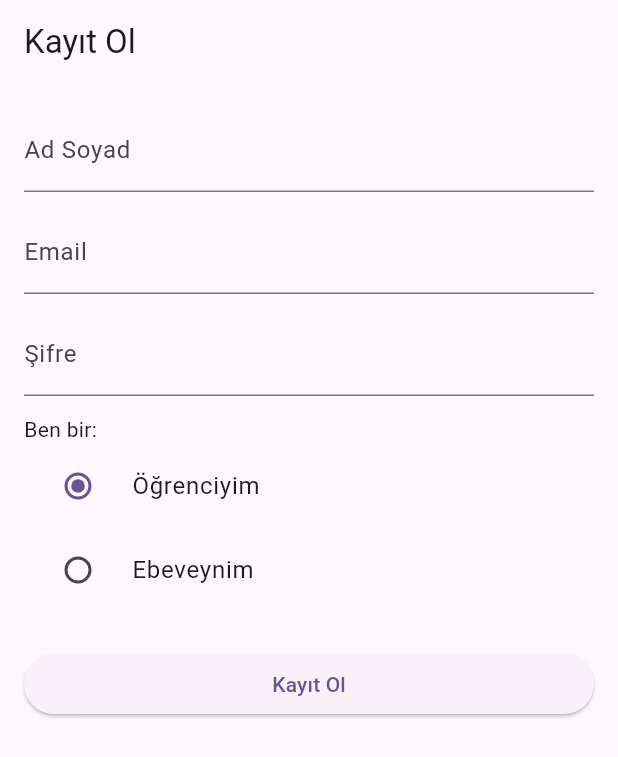
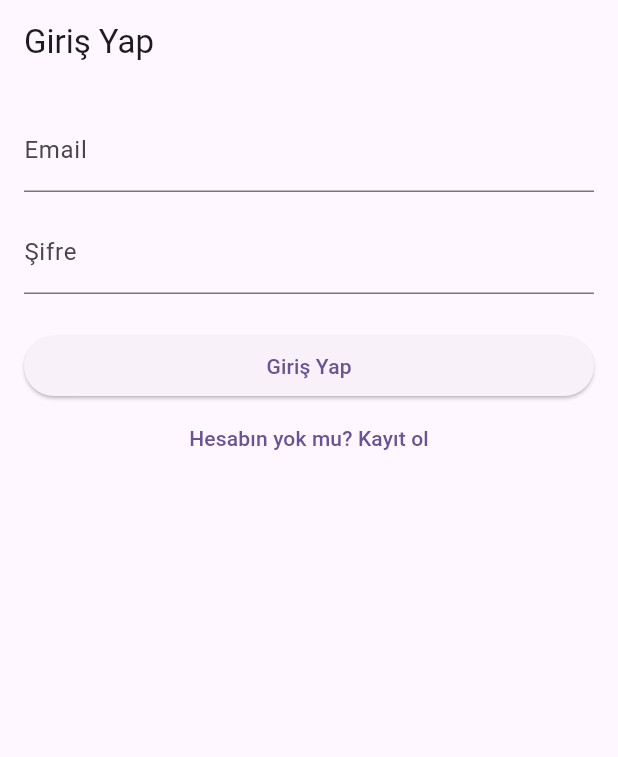
Before and after one commit to alisert272/study_tracker, a Flutter app: the screen it shows after launch, on a phone screen of 412 x 824 dp. Shown: the top 757 px of the screen. Run offline on Flutter 3.47's test engine with Material 3 defaults, Android fonts, the phone set to English and light mode, and no system bars; our stand-ins replace supabase_flutter; accounts and stored records are empty.

Commit message:
feat: add login screen and home screen with role display

```diff
--- a/lib/main.dart
+++ b/lib/main.dart
@@ -1,6 +1,7 @@
+import 'screens/login_screen.dart';
 import 'package:flutter/material.dart';
 import 'package:supabase_flutter/supabase_flutter.dart';
-import 'screens/register_screen.dart';
+
 Future<void> main() async {
   WidgetsFlutterBinding.ensureInitialized();
 
@@ -38,7 +39,7 @@ class MyApp extends StatelessWidget {
         // tested with just a hot reload.
         colorScheme: .fromSeed(seedColor: Colors.deepPurple),
       ),
-      home: const RegisterScreen(),
+      home: const LoginScreen(),
     );
   }
 }
--- /dev/null
+++ b/lib/screens/login_screen.dart
@@ -0,0 +1,115 @@
+import 'package:flutter/material.dart';
+import 'package:supabase_flutter/supabase_flutter.dart';
+import 'home_screen.dart';
+import 'register_screen.dart';
+
+class LoginScreen extends StatefulWidget {
+  const LoginScreen({super.key});
+
+  @override
+  State<LoginScreen> createState() => _LoginScreenState();
+}
+
+class _LoginScreenState extends State<LoginScreen> {
+  final _emailController = TextEditingController();
+  final _passwordController = TextEditingController();
+
+  bool _isLoading = false;
+  String? _errorMessage;
+
+  Future<void> _login() async {
+    setState(() {
+      _isLoading = true;
+      _errorMessage = null;
+    });
+
+    try {
+      final supabase = Supabase.instance.client;
+
+      final response = await supabase.auth.signInWithPassword(
+        email: _emailController.text.trim(),
+        password: _passwordController.text.trim(),
+      );
+
+      final user = response.user;
+      if (user == null) {
+        throw Exception('Giriş başarısız');
+      }
+
+      final profile = await supabase
+          .from('profiles')
+          .select()
+          .eq('id', user.id)
+          .single();
+
+      if (!mounted) return;
+
+      Navigator.pushReplacement(
+        context,
+        MaterialPageRoute(
+          builder: (_) => HomeScreen(
+            fullName: profile['full_name'],
+            role: profile['role'],
+          ),
+        ),
+      );
+    } catch (e) {
+      if (mounted) {
+        setState(() {
+          _errorMessage = 'Giriş hatası: $e';
+        });
+      }
+    } finally {
+      if (mounted) {
+        setState(() {
+          _isLoading = false;
+        });
+      }
+    }
+  }
+
+  @override
+  Widget build(BuildContext context) {
+    return Scaffold(
+      appBar: AppBar(title: const Text('Giriş Yap')),
+      body: Padding(
+        padding: const EdgeInsets.all(16.0),
+        child: Column(
+          crossAxisAlignment: CrossAxisAlignment.stretch,
+          children: [
+            TextField(
+              controller: _emailController,
+              decoration: const InputDecoration(labelText: 'Email'),
+              keyboardType: TextInputType.emailAddress,
+            ),
+            const SizedBox(height: 12),
+            TextField(
+              controller: _passwordController,
+              decoration: const InputDecoration(labelText: 'Şifre'),
+              obscureText: true,
+            ),
+            const SizedBox(height: 12),
+            if (_errorMessage != null)
+              Text(_errorMessage!, style: const TextStyle(color: Colors.red)),
+            const SizedBox(height: 12),
+            ElevatedButton(
+              onPressed: _isLoading ? null : _login,
+              child: _isLoading
+                  ? const CircularProgressIndicator()
+                  : const Text('Giriş Yap'),
+            ),
+            TextButton(
+              onPressed: () {
+                Navigator.push(
+                  context,
+                  MaterialPageRoute(builder: (_) => const RegisterScreen()),
+                );
+              },
+              child: const Text('Hesabın yok mu? Kayıt ol'),
+            ),
+          ],
+        ),
+      ),
+    );
+  }
+}
```
Also changed, not shown: lib/screens/home_screen.dart (added, +22 -0 lines).
